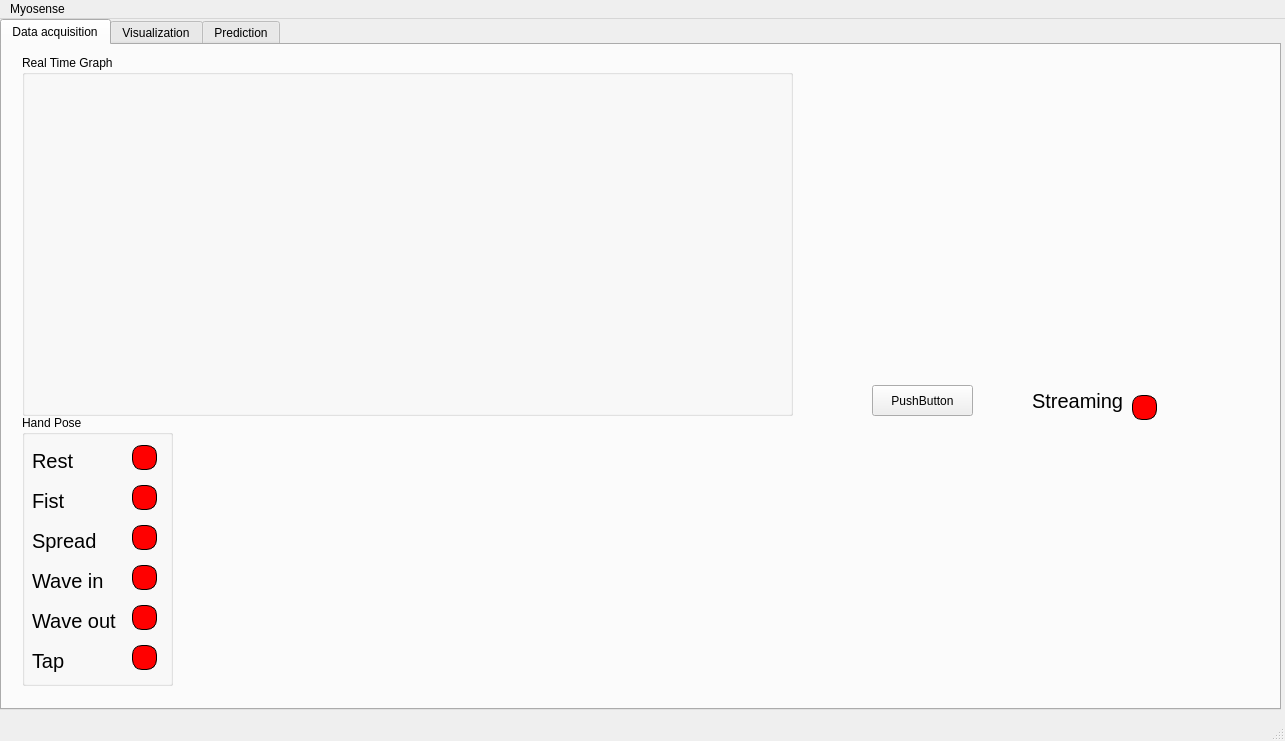
Juanraw/Myosense, file front/mainwindow.ui: the form before one commit.
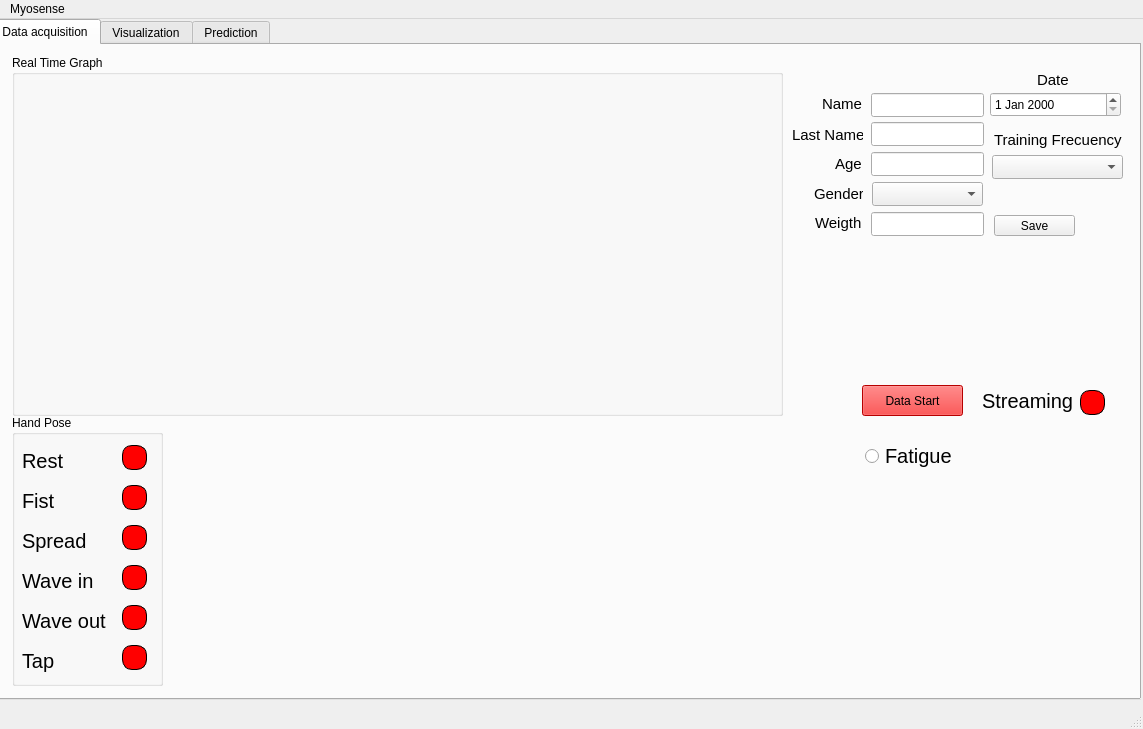
The form after the commit. Custom widgets are drawn as their Qt base class.

Commit message: Github Desktop

What changed in the file:
```diff
--- a/front/mainwindow.ui
+++ b/front/mainwindow.ui
@@ -6,8 +6,8 @@
    <rect>
     <x>0</x>
     <y>0</y>
-    <width>1285</width>
-    <height>741</height>
+    <width>1143</width>
+    <height>729</height>
    </rect>
   </property>
   <property name="windowTitle">
@@ -17,10 +17,10 @@
    <widget class="QTabWidget" name="tabWidget">
     <property name="geometry">
      <rect>
-      <x>0</x>
+      <x>-10</x>
       <y>0</y>
-      <width>1281</width>
-      <height>691</height>
+      <width>1151</width>
+      <height>681</height>
      </rect>
     </property>
     <property name="tabShape">
@@ -294,7 +294,7 @@
      <widget class="QLabel" name="label_7">
       <property name="geometry">
        <rect>
-        <x>1030</x>
+        <x>990</x>
         <y>340</y>
         <width>101</width>
         <height>31</height>
@@ -312,8 +312,8 @@
      <widget class="QLabel" name="StreamingLamp">
       <property name="geometry">
        <rect>
-        <x>1130</x>
-        <y>350</y>
+        <x>1088</x>
+        <y>345</y>
         <width>25</width>
         <height>25</height>
        </rect>
@@ -337,8 +337,241 @@
         <height>31</height>
        </rect>
       </property>
+      <property name="styleSheet">
+       <string notr="true">background-color: rgb(255, 0, 0);</string>
+      </property>
       <property name="text">
-       <string>PushButton</string>
+       <string>Data Start</string>
+      </property>
+     </widget>
+     <widget class="QRadioButton" name="radioButton">
+      <property name="geometry">
+       <rect>
+        <x>873</x>
+        <y>400</y>
+        <width>91</width>
+        <height>22</height>
+       </rect>
+      </property>
+      <property name="font">
+       <font>
+        <pointsize>15</pointsize>
+       </font>
+      </property>
+      <property name="text">
+       <string>Fatigue</string>
+      </property>
+     </widget>
+     <widget class="QLineEdit" name="lineEdit">
+      <property name="geometry">
+       <rect>
+        <x>879</x>
+        <y>48</y>
+        <width>113</width>
+        <height>24</height>
+       </rect>
+      </property>
+     </widget>
+     <widget class="QLabel" name="label_8">
+      <property name="geometry">
+       <rect>
+        <x>830</x>
+        <y>51</y>
+        <width>49</width>
+        <height>16</height>
+       </rect>
+      </property>
+      <property name="font">
+       <font>
+        <pointsize>11</pointsize>
+       </font>
+      </property>
+      <property name="text">
+       <string>Name</string>
+      </property>
+     </widget>
+     <widget class="QLineEdit" name="lineEdit_2">
+      <property name="geometry">
+       <rect>
+        <x>879</x>
+        <y>77</y>
+        <width>113</width>
+        <height>24</height>
+       </rect>
+      </property>
+     </widget>
+     <widget class="QLabel" name="label_9">
+      <property name="geometry">
+       <rect>
+        <x>800</x>
+        <y>80</y>
+        <width>71</width>
+        <height>20</height>
+       </rect>
+      </property>
+      <property name="font">
+       <font>
+        <pointsize>11</pointsize>
+       </font>
+      </property>
+      <property name="text">
+       <string>Last Name</string>
+      </property>
+     </widget>
+     <widget class="QLineEdit" name="lineEdit_3">
+      <property name="geometry">
+       <rect>
+        <x>879</x>
+        <y>107</y>
+        <width>113</width>
+        <height>24</height>
+       </rect>
+      </property>
+     </widget>
+     <widget class="QLabel" name="label_10">
+      <property name="geometry">
+       <rect>
+        <x>843</x>
+        <y>108</y>
+        <width>31</width>
+        <height>21</height>
+       </rect>
+      </property>
+      <property name="font">
+       <font>
+        <pointsize>11</pointsize>
+       </font>
+      </property>
+      <property name="text">
+       <string>Age</string>
+      </property>
+     </widget>
+     <widget class="QLabel" name="label_11">
+      <property name="geometry">
+       <rect>
+        <x>822</x>
+        <y>141</y>
+        <width>49</width>
+        <height>16</height>
+       </rect>
+      </property>
+      <property name="font">
+       <font>
+        <pointsize>11</pointsize>
+       </font>
+      </property>
+      <property name="text">
+       <string>Gender</string>
+      </property>
+     </widget>
+     <widget class="QLabel" name="label_12">
+      <property name="geometry">
+       <rect>
+        <x>823</x>
+        <y>167</y>
+        <width>49</width>
+        <height>21</height>
+       </rect>
+      </property>
+      <property name="font">
+       <font>
+        <pointsize>11</pointsize>
+       </font>
+      </property>
+      <property name="text">
+       <string>Weigth</string>
+      </property>
+     </widget>
+     <widget class="QLineEdit" name="lineEdit_4">
+      <property name="geometry">
+       <rect>
+        <x>879</x>
+        <y>167</y>
+        <width>113</width>
+        <height>24</height>
+       </rect>
+      </property>
+     </widget>
+     <widget class="QComboBox" name="comboBox">
+      <property name="geometry">
+       <rect>
+        <x>880</x>
+        <y>137</y>
+        <width>111</width>
+        <height>24</height>
+       </rect>
+      </property>
+     </widget>
+     <widget class="QDateEdit" name="dateEdit">
+      <property name="geometry">
+       <rect>
+        <x>998</x>
+        <y>47</y>
+        <width>131</width>
+        <height>25</height>
+       </rect>
+      </property>
+     </widget>
+     <widget class="QLabel" name="label_13">
+      <property name="geometry">
+       <rect>
+        <x>1045</x>
+        <y>27</y>
+        <width>31</width>
+        <height>16</height>
+       </rect>
+      </property>
+      <property name="font">
+       <font>
+        <pointsize>11</pointsize>
+       </font>
+      </property>
+      <property name="text">
+       <string>Date</string>
+      </property>
+     </widget>
+     <widget class="QLabel" name="label_14">
+      <property name="geometry">
+       <rect>
+        <x>1002</x>
+        <y>87</y>
+        <width>131</width>
+        <height>16</height>
+       </rect>
+      </property>
+      <property name="font">
+       <font>
+        <pointsize>11</pointsize>
+       </font>
+      </property>
+      <property name="text">
+       <string>Training Frecuency</string>
+      </property>
+     </widget>
+     <widget class="QComboBox" name="comboBox_2">
+      <property name="geometry">
+       <rect>
+        <x>1000</x>
+        <y>110</y>
+        <width>131</width>
+        <height>24</height>
+       </rect>
+      </property>
+     </widget>
+     <widget class="QPushButton" name="SaveButton">
+      <property name="geometry">
+       <rect>
+        <x>1002</x>
+        <y>170</y>
+        <width>81</width>
+        <height>21</height>
+       </rect>
+      </property>
+      <property name="styleSheet">
+       <string notr="true"/>
+      </property>
+      <property name="text">
+       <string>Save</string>
       </property>
      </widget>
     </widget>
@@ -359,7 +592,7 @@
     <rect>
      <x>0</x>
      <y>0</y>
-     <width>1285</width>
+     <width>1143</width>
      <height>21</height>
     </rect>
    </property>
```
The commit also changes 1 other file.
